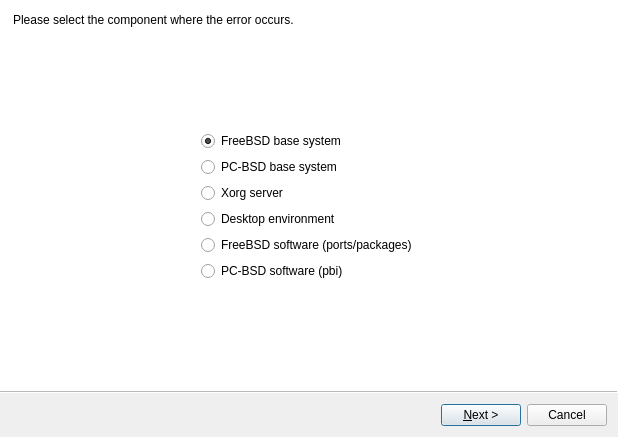
Above: src-qt4/pc-bugreport/mainwindow.ui from trueos/pcbsd before the change. Below: the same form after it.
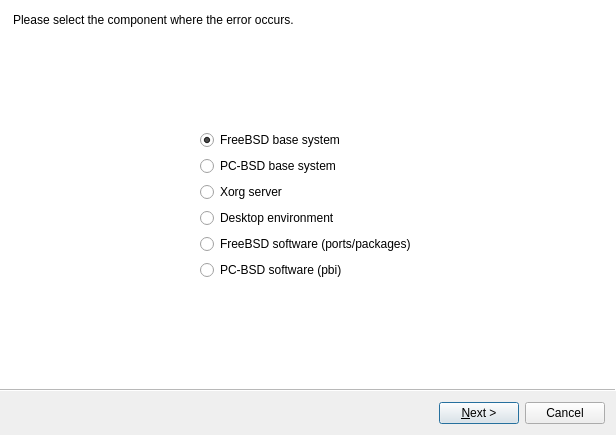
That is the form after the change. Icons and pictures are not drawn. Custom widgets are drawn as their Qt base class.

Commit message: Bug report tool: Fix typo

Patch:
```diff
--- a/src-qt4/pc-bugreport/mainwindow.ui
+++ b/src-qt4/pc-bugreport/mainwindow.ui
@@ -6,8 +6,8 @@
    <rect>
     <x>0</x>
     <y>0</y>
-    <width>618</width>
-    <height>437</height>
+    <width>616</width>
+    <height>435</height>
    </rect>
   </property>
   <property name="windowTitle">
```
Left out of the diff: 42 changed lines with no effect on the pictures.
